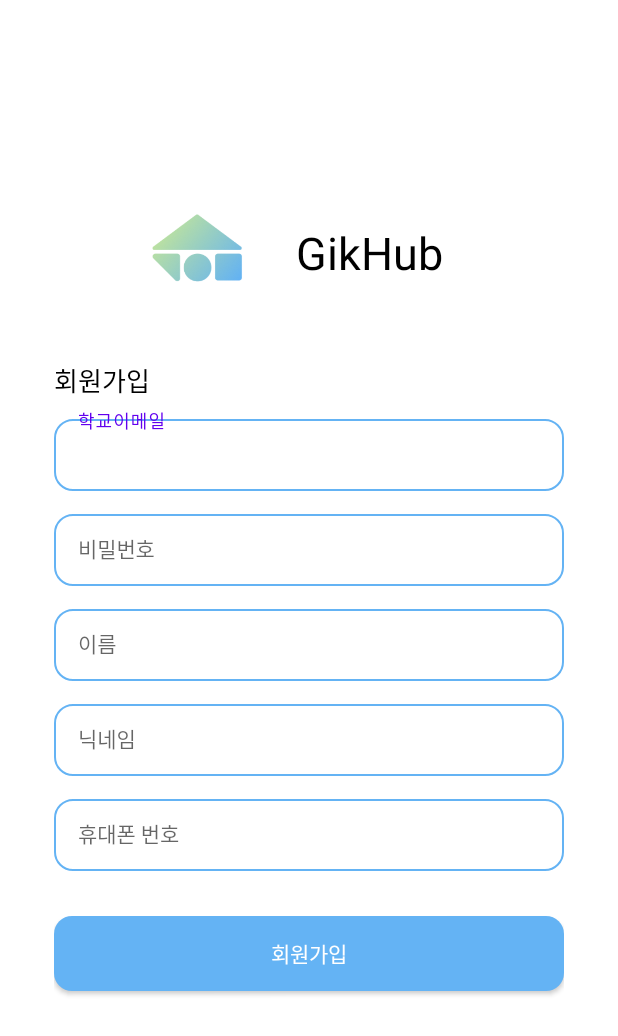
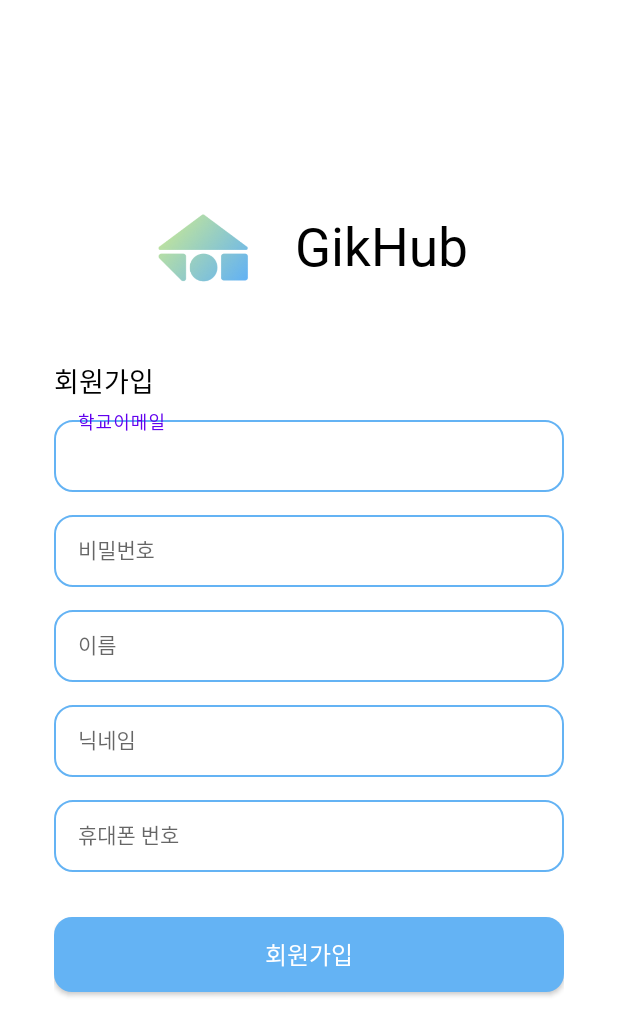
Before and after one commit to baegyeong/gikhub, an Android app: the SignUpActivity screen opened directly, with no data from a screen before it, on a phone screen of 412 x 824 dp. Shown: the top 1036 px of the screen. Run offline under Robolectric (Android 15) with nearby library versions, the phone set to English and light mode, and no system bars.

Commit message:
fix: font 적용

```diff
--- a/Gikhub/app/src/main/res/layout/activity_sign_up.xml
+++ b/Gikhub/app/src/main/res/layout/activity_sign_up.xml
@@ -6,30 +6,31 @@
     android:layout_height="match_parent"
     tools:context=".LoginActivity">
 
-    <ImageView
-        android:id="@+id/logo_img"
-        android:layout_width="90dp"
-        android:layout_height="63dp"
-        android:layout_marginStart="88dp"
-        android:layout_marginTop="136dp"
-        app:layout_constraintStart_toStartOf="parent"
-        app:layout_constraintTop_toTopOf="parent"
-        app:srcCompat="@drawable/gikhub_logo" />
-
     <TextView
         android:id="@+id/logo"
         android:layout_width="wrap_content"
         android:layout_height="wrap_content"
         android:layout_marginStart="40dp"
-        android:layout_marginTop="148dp"
+        android:layout_marginTop="140dp"
         android:layout_marginEnd="143dp"
+        android:fontFamily="@font/pretendardextrabold"
         android:text="@string/app_name"
         android:textColor="@color/black"
-        android:textSize="30dp"
+        android:textSize="35sp"
         app:layout_constraintEnd_toEndOf="parent"
-        app:layout_constraintHorizontal_bias="0.437"
+        app:layout_constraintHorizontal_bias="0.375"
         app:layout_constraintStart_toEndOf="@+id/logo_img"
         app:layout_constraintTop_toTopOf="parent" />
+
+    <ImageView
+        android:id="@+id/logo_img"
+        android:layout_width="90dp"
+        android:layout_height="63dp"
+        android:layout_marginStart="92dp"
+        android:layout_marginTop="136dp"
+        app:layout_constraintStart_toStartOf="parent"
+        app:layout_constraintTop_toTopOf="parent"
+        app:srcCompat="@drawable/gikhub_logo" />
 
     <LinearLayout
             android:layout_width="wrap_content"
@@ -50,8 +51,9 @@
                 android:layout_height="wrap_content"
                 android:layout_marginBottom="7dp"
                 android:text="@string/signup"
-                android:textColor="@color/black"
-                android:textSize="17dp" />
+                android:fontFamily="@font/pretendardmedium"
+                android:textSize="18sp"
+                android:textColor="@color/black" />
 
 
             <com.google.android.material.textfield.TextInputLayout
@@ -68,6 +70,7 @@
                     android:layout_height="wrap_content"
                     android:background="@drawable/input_info_button"
                     android:hint="학교이메일"
+                    android:fontFamily="@font/pretendardregular"
                     android:textSize="14sp" />
             </com.google.android.material.textfield.TextInputLayout>
 
@@ -85,6 +88,7 @@
                     android:layout_height="wrap_content"
                     android:background="@drawable/input_info_button"
                     android:hint="비밀번호"
+                    android:fontFamily="@font/pretendardregular"
                     android:textSize="14sp" />
             </com.google.android.material.textfield.TextInputLayout>
 
@@ -101,6 +105,7 @@
                     android:layout_width="340dp"
                     android:layout_height="wrap_content"
                     android:background="@drawable/input_info_button"
+                    android:fontFamily="@font/pretendardregular"
                     android:hint="이름"
                     android:textSize="14sp" />
             </com.google.android.material.textfield.TextInputLayout>
@@ -118,6 +123,7 @@
                     android:layout_width="340dp"
                     android:layout_height="wrap_content"
                     android:background="@drawable/input_info_button"
+                    android:fontFamily="@font/pretendardregular"
                     android:hint="닉네임"
                     android:textSize="14sp" />
             </com.google.android.material.textfield.TextInputLayout>
@@ -135,6 +141,7 @@
                     android:layout_width="match_parent"
                     android:layout_height="wrap_content"
                     android:background="@drawable/input_info_button"
+                    android:fontFamily="@font/pretendardregular"
                     android:hint="휴대폰 번호"
                     android:textSize="14sp" />
             </com.google.android.material.textfield.TextInputLayout>
@@ -146,6 +153,8 @@
                 android:layout_height="50dp"
                 android:background="@drawable/button_round_login"
                 android:text="@string/signup"
+                android:fontFamily="@font/pretendardmedium"
+                android:textSize="16sp"
                 android:textColor="@color/white" />
 
 
```
Also changed, not shown: Gikhub/app/src/main/res/font/app_font.xml (added, +77 -0 lines), Gikhub/app/src/main/res/layout/activity_login.xml (+14 -6 lines), Gikhub/app/src/main/res/layout/activity_main.xml (+6 -3 lines), 8 other files.
